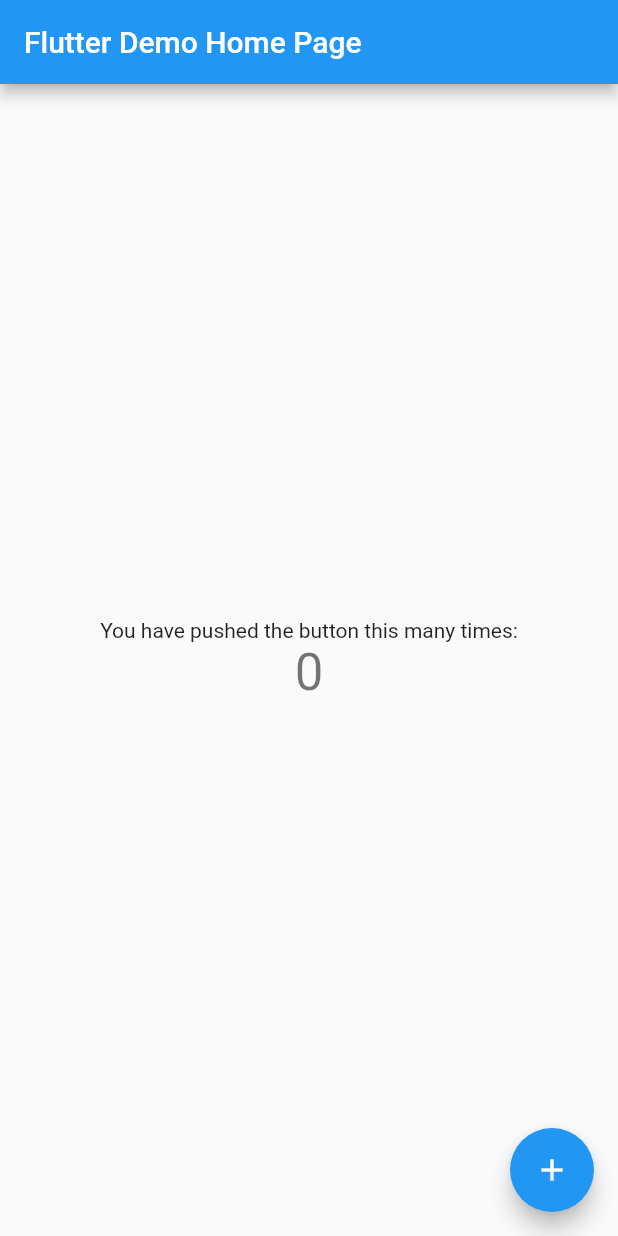
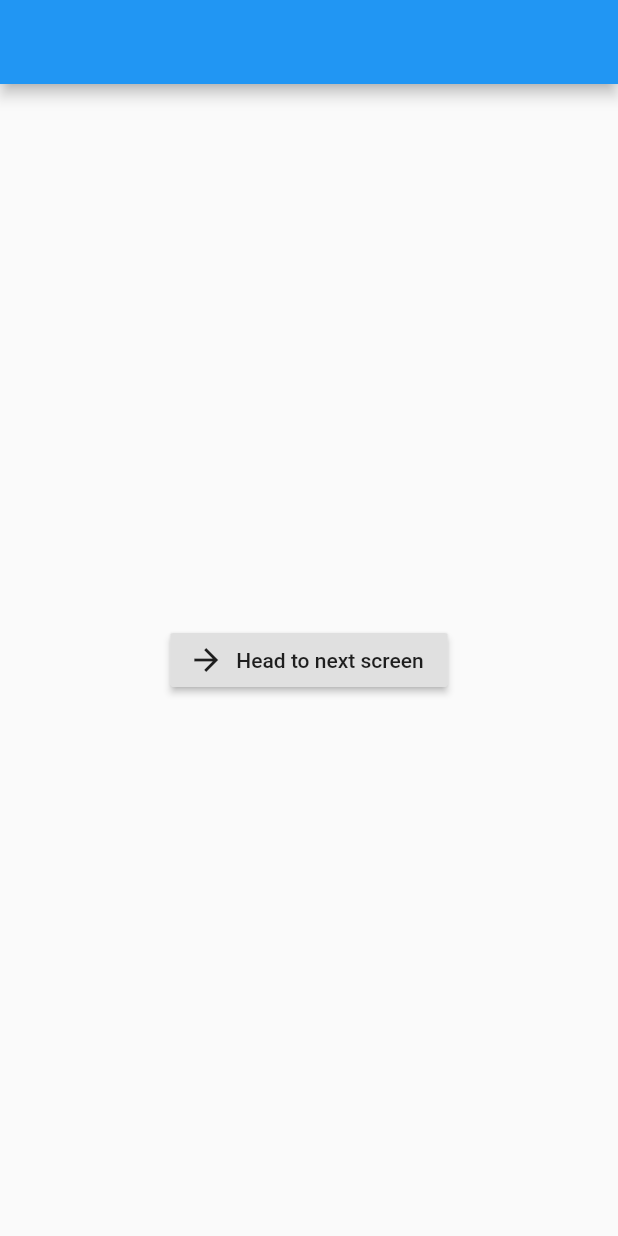
Before and after one commit to kylejava/USCovid19Tracker, a Flutter app: the screen it shows after launch, on a phone screen of 412 x 824 dp. Run offline on Flutter 3.47's test engine with Material 2 defaults, Android fonts, the phone set to English and light mode, and no system bars; our stand-ins replace flutter_spinkit.

Commit message:
Added a loading screen, added a list of states for users to pick, Need to work on clicking each state and outputting data

```diff
--- a/lib/main.dart
+++ b/lib/main.dart
@@ -1,117 +1,23 @@
 import 'package:flutter/material.dart';
-
+import 'package:us_covid_tracker/pages/loading.dart';
+import 'package:us_covid_tracker/pages/state.dart';
+import 'package:us_covid_tracker/pages/stateslist.dart';
+import 'package:us_covid_tracker/pages/home.dart';
 void main() {
   runApp(MyApp());
 }
 
 class MyApp extends StatelessWidget {
-  // This widget is the root of your application.
   @override
   Widget build(BuildContext context) {
     return MaterialApp(
-      title: 'Flutter Demo',
-      theme: ThemeData(
-        // This is the theme of your application.
-        //
-        // Try running your application with "flutter run". You'll see the
-        // application has a blue toolbar. Then, without quitting the app, try
-        // changing the primarySwatch below to Colors.green and then invoke
-        // "hot reload" (press "r" in the console where you ran "flutter run",
-        // or simply save your changes to "hot reload" in a Flutter IDE).
-        // Notice that the counter didn't reset back to zero; the application
-        // is not restarted.
-        primarySwatch: Colors.blue,
-        // This makes the visual density adapt to the platform that you run
-        // the app on. For desktop platforms, the controls will be smaller and
-        // closer together (more dense) than on mobile platforms.
-        visualDensity: VisualDensity.adaptivePlatformDensity,
-      ),
-      home: MyHomePage(title: 'Flutter Demo Home Page'),
+      initialRoute: '/',
+      routes: {
+        '/': (context) => Home(),
+        '/loading': (context) => Loading(),
+        '/list': (context) => ListOfStates(),
+        '/display': (context) => DisplayState(),
+      },
     );
   }
 }
-
-class MyHomePage extends StatefulWidget {
-  MyHomePage({Key key, this.title}) : super(key: key);
-
-  // This widget is the home page of your application. It is stateful, meaning
-  // that it has a State object (defined below) that contains fields that affect
-  // how it looks.
-
-  // This class is the configuration for the state. It holds the values (in this
-  // case the title) provided by the parent (in this case the App widget) and
-  // used by the build method of the State. Fields in a Widget subclass are
-  // always marked "final".
-
-  final String title;
-
-  @override
-  _MyHomePageState createState() => _MyHomePageState();
-}
-
-class _MyHomePageState extends State<MyHomePage> {
-  int _counter = 0;
-
-  void _incrementCounter() {
-    setState(() {
-      // This call to setState tells the Flutter framework that something has
-      // changed in this State, which causes it to rerun the build method below
-      // so that the display can reflect the updated values. If we changed
-      // _counter without calling setState(), then the build method would not be
-      // called again, and so nothing would appear to happen.
-      _counter++;
-    });
-  }
-
-  @override
-  Widget build(BuildContext context) {
-    // This method is rerun every time setState is called, for instance as done
-    // by the _incrementCounter method above.
-    //
-    // The Flutter framework has been optimized to make rerunning build methods
-    // fast, so that you can just rebuild anything that needs updating rather
-    // than having to individually change instances of widgets.
-    return Scaffold(
-      appBar: AppBar(
-        // Here we take the value from the MyHomePage object that was created by
-        // the App.build method, and use it to set our appbar title.
-        title: Text(widget.title),
-      ),
-      body: Center(
-        // Center is a layout widget. It takes a single child and positions it
-        // in the middle of the parent.
-        child: Column(
-          // Column is also a layout widget. It takes a list of children and
-          // arranges them vertically. By default, it sizes itself to fit its
-          // children horizontally, and tries to be as tall as its parent.
-          //
-          // Invoke "debug painting" (press "p" in the console, choose the
-          // "Toggle Debug Paint" action from the Flutter Inspector in Android
-          // Studio, or the "Toggle Debug Paint" command in Visual Studio Code)
-          // to see the wireframe for each widget.
-          //
-          // Column has various properties to control how it sizes itself and
-          // how it positions its children. Here we use mainAxisAlignment to
-          // center the children vertically; the main axis here is the vertical
-          // axis because Columns are vertical (the cross axis would be
-          // horizontal).
-          mainAxisAlignment: MainAxisAlignment.center,
-          children: <Widget>[
-            Text(
-              'You have pushed the button this many times:',
-            ),
-            Text(
-              '$_counter',
-              style: Theme.of(context).textTheme.headline4,
-            ),
-          ],
-        ),
-      ),
-      floatingActionButton: FloatingActionButton(
-        onPressed: _incrementCounter,
-        tooltip: 'Increment',
-        child: Icon(Icons.add),
-      ), // This trailing comma makes auto-formatting nicer for build methods.
-    );
-  }
-}
--- /dev/null
+++ b/lib/pages/home.dart
@@ -0,0 +1,36 @@
+import 'package:flutter/material.dart';
+
+class Home extends StatefulWidget {
+  @override
+  _HomeState createState() => _HomeState();
+}
+
+class _HomeState extends State<Home> {
+  @override
+  Widget build(BuildContext context) {
+    return  Scaffold(
+      appBar: AppBar(
+
+      ),
+      body: Padding(
+        padding: EdgeInsets.all(15.0),
+        child: Column(
+          mainAxisAlignment: MainAxisAlignment.center,
+          children: [
+            Center(
+              child: RaisedButton.icon(
+                  onPressed: () {
+                    Navigator.pushReplacementNamed(context, '/loading');
+                  },
+                  icon: Icon(
+                      Icons.arrow_forward
+                  ),
+                  label: Text('Head to next screen')
+              ),
+            ),
+          ],
+        ),
+      ),
+    );
+  }
+}
--- a/pubspec.yaml
+++ b/pubspec.yaml
@@ -23,6 +23,7 @@ environment:
 dependencies:
   flutter:
     sdk: flutter
+  flutter_spinkit: "^4.1.2"
 
 
   # The following adds the Cupertino Icons font to your application.
```
Also changed, not shown: lib/pages/loading.dart (+21 -1 lines), lib/pages/stateslist.dart (+11 -2 lines), lib/services/data.dart (added, +7 -0 lines), pubspec.lock.
